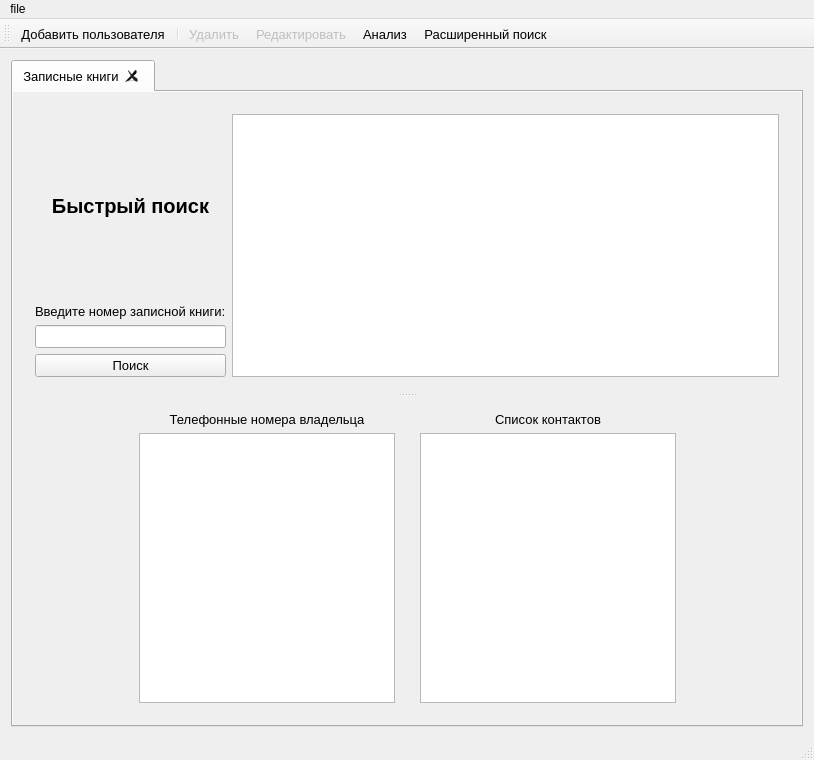
Above: mainwindow.ui from Yavlados/VKR before the change. Below: the same form after it.
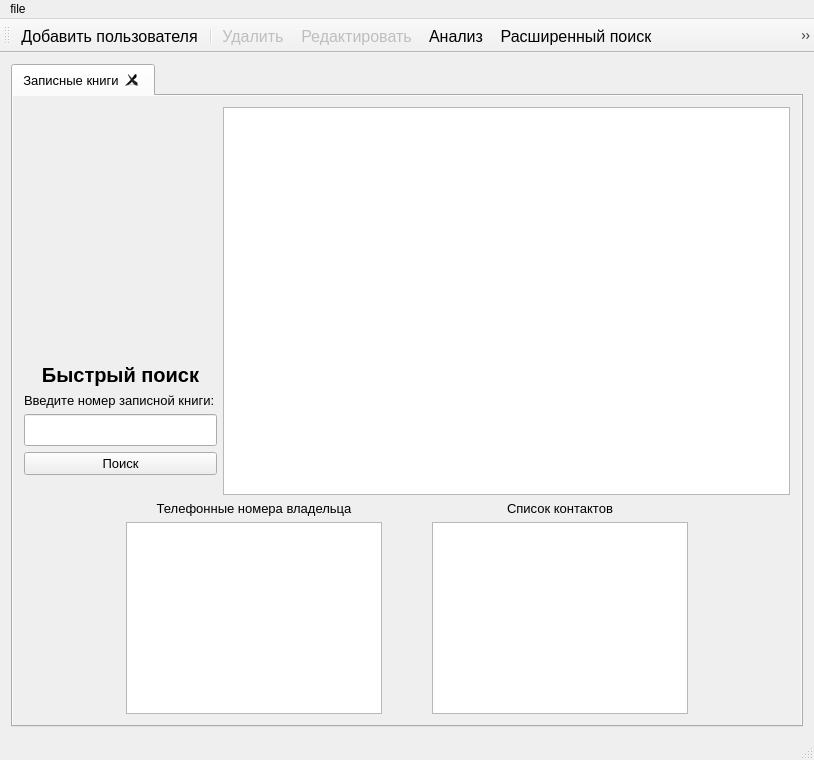
That is the form after the change.

Diff of the .ui file:
```diff
--- a/mainwindow.ui
+++ b/mainwindow.ui
@@ -28,6 +28,7 @@
      <widget class="QTabWidget" name="tabWidget">
       <property name="font">
        <font>
+        <family>Arial</family>
         <pointsize>10</pointsize>
        </font>
       </property>
@@ -53,30 +54,20 @@
        <attribute name="title">
         <string>Записные книги</string>
        </attribute>
+       <layout class="QGridLayout" name="gridLayout_3">
+        <item row="0" column="0">
        <layout class="QGridLayout" name="gridLayout_2">
         <item row="0" column="0">
-         <widget class="QSplitter" name="splitter">
-          <property name="orientation">
-           <enum>Qt::Vertical</enum>
-          </property>
-          <property name="handleWidth">
-           <number>13</number>
-          </property>
-          <property name="childrenCollapsible">
-           <bool>false</bool>
-          </property>
-          <widget class="QWidget" name="">
-           <layout class="QHBoxLayout" name="horizontalLayout_2">
-            <item>
-             <layout class="QVBoxLayout" name="verticalLayout_2">
-              <property name="sizeConstraint">
-               <enum>QLayout::SetMinAndMaxSize</enum>
-              </property>
-              <property name="bottomMargin">
-               <number>0</number>
-              </property>
-              <item>
                <widget class="QLabel" name="label_4">
+            <property name="enabled">
+             <bool>true</bool>
+            </property>
+            <property name="sizePolicy">
+             <sizepolicy hsizetype="Minimum" vsizetype="Minimum">
+              <horstretch>0</horstretch>
+              <verstretch>0</verstretch>
+             </sizepolicy>
+            </property>
                 <property name="font">
                  <font>
                   <family>Arial</family>
@@ -89,14 +80,14 @@
                  <string>Быстрый поиск</string>
                 </property>
                 <property name="alignment">
-                 <set>Qt::AlignCenter</set>
+             <set>Qt::AlignBottom|Qt::AlignHCenter</set>
                 </property>
                </widget>
               </item>
-              <item>
+          <item row="1" column="0">
                <widget class="QLabel" name="label_3">
                 <property name="sizePolicy">
-                 <sizepolicy hsizetype="Preferred" vsizetype="Fixed">
+             <sizepolicy hsizetype="Preferred" vsizetype="Maximum">
                   <horstretch>0</horstretch>
                   <verstretch>0</verstretch>
                  </sizepolicy>
@@ -111,7 +102,7 @@
                 </property>
                </widget>
               </item>
-              <item>
+          <item row="2" column="0">
                <widget class="QLineEdit" name="lineEdit">
                 <property name="sizePolicy">
                  <sizepolicy hsizetype="Preferred" vsizetype="Fixed">
@@ -119,36 +110,70 @@
                   <verstretch>0</verstretch>
                  </sizepolicy>
                 </property>
-               </widget>
-              </item>
-              <item>
+            <property name="font">
+             <font>
+              <pointsize>15</pointsize>
+              <weight>75</weight>
+              <bold>true</bold>
+             </font>
+            </property>
+           </widget>
+          </item>
+          <item row="3" column="0">
                <widget class="QPushButton" name="pushButton">
+            <property name="sizePolicy">
+             <sizepolicy hsizetype="Minimum" vsizetype="Fixed">
+              <horstretch>0</horstretch>
+              <verstretch>0</verstretch>
+             </sizepolicy>
+            </property>
+            <property name="layoutDirection">
+             <enum>Qt::LeftToRight</enum>
+            </property>
+            <property name="autoFillBackground">
+             <bool>false</bool>
+            </property>
                 <property name="text">
                  <string>Поиск</string>
                 </property>
                </widget>
               </item>
+          <item row="4" column="0">
+           <layout class="QVBoxLayout" name="vl_cancel_button">
               <item>
-               <layout class="QVBoxLayout" name="vl_cancel_button"/>
+             <spacer name="horizontalSpacer_3">
+              <property name="orientation">
+               <enum>Qt::Horizontal</enum>
+              </property>
+              <property name="sizeType">
+               <enum>QSizePolicy::Minimum</enum>
+              </property>
+              <property name="sizeHint" stdset="0">
+               <size>
+                <width>40</width>
+                <height>20</height>
+               </size>
+              </property>
+             </spacer>
               </item>
              </layout>
             </item>
-            <item>
+         </layout>
+        </item>
+        <item row="0" column="1">
              <widget class="QTableView" name="tableView">
               <property name="selectionBehavior">
                <enum>QAbstractItemView::SelectRows</enum>
               </property>
              </widget>
             </item>
-           </layout>
-          </widget>
-          <widget class="QWidget" name="">
+        <item row="1" column="0" colspan="2">
            <layout class="QHBoxLayout" name="horizontalLayout">
             <property name="spacing">
-             <number>25</number>
+           <number>50</number>
             </property>
             <property name="sizeConstraint">
-             <enum>QLayout::SetMaximumSize</enum>
+           <enum>QLayout::SetMinimumSize</enum>
             </property>
             <item>
              <spacer name="horizontalSpacer_2">
@@ -166,7 +191,7 @@
             <item>
              <layout class="QVBoxLayout" name="verticalLayout_3">
               <property name="sizeConstraint">
-               <enum>QLayout::SetNoConstraint</enum>
+             <enum>QLayout::SetMinimumSize</enum>
               </property>
               <item>
                <widget class="QLabel" name="label">
@@ -186,7 +211,7 @@
               <item>
                <widget class="QTableView" name="tableView_2">
                 <property name="sizePolicy">
-                 <sizepolicy hsizetype="Fixed" vsizetype="Expanding">
+               <sizepolicy hsizetype="Fixed" vsizetype="Minimum">
                   <horstretch>20</horstretch>
                   <verstretch>0</verstretch>
                  </sizepolicy>
@@ -198,7 +223,7 @@
             <item>
              <layout class="QVBoxLayout" name="verticalLayout">
               <property name="sizeConstraint">
-               <enum>QLayout::SetNoConstraint</enum>
+             <enum>QLayout::SetMinimumSize</enum>
               </property>
               <item>
                <widget class="QLabel" name="label_2">
@@ -218,7 +243,7 @@
               <item>
                <widget class="QTableView" name="tableView_3">
                 <property name="sizePolicy">
-                 <sizepolicy hsizetype="Maximum" vsizetype="MinimumExpanding">
+               <sizepolicy hsizetype="Maximum" vsizetype="Minimum">
                   <horstretch>120</horstretch>
                   <verstretch>0</verstretch>
                  </sizepolicy>
@@ -247,8 +272,6 @@
              </spacer>
             </item>
            </layout>
-          </widget>
-         </widget>
         </item>
        </layout>
       </widget>
@@ -276,7 +299,8 @@
   <widget class="QToolBar" name="mainToolBar">
    <property name="font">
     <font>
-     <pointsize>10</pointsize>
+     <family>Arial</family>
+     <pointsize>12</pointsize>
     </font>
    </property>
    <attribute name="toolBarArea">
@@ -291,6 +315,7 @@
    <addaction name="action_update"/>
    <addaction name="action_analysis"/>
    <addaction name="action_search"/>
+   <addaction name="action_official_tel"/>
   </widget>
   <widget class="QStatusBar" name="statusBar"/>
   <action name="action_add">
@@ -333,6 +358,11 @@
     <string>Расширенный поиск</string>
    </property>
   </action>
+  <action name="action_official_tel">
+   <property name="text">
+    <string>Служебные телефоны</string>
+   </property>
+  </action>
  </widget>
  <layoutdefault spacing="6" margin="11"/>
  <resources/>
```
Lines whose indentation alone changed are shown as unchanged.
